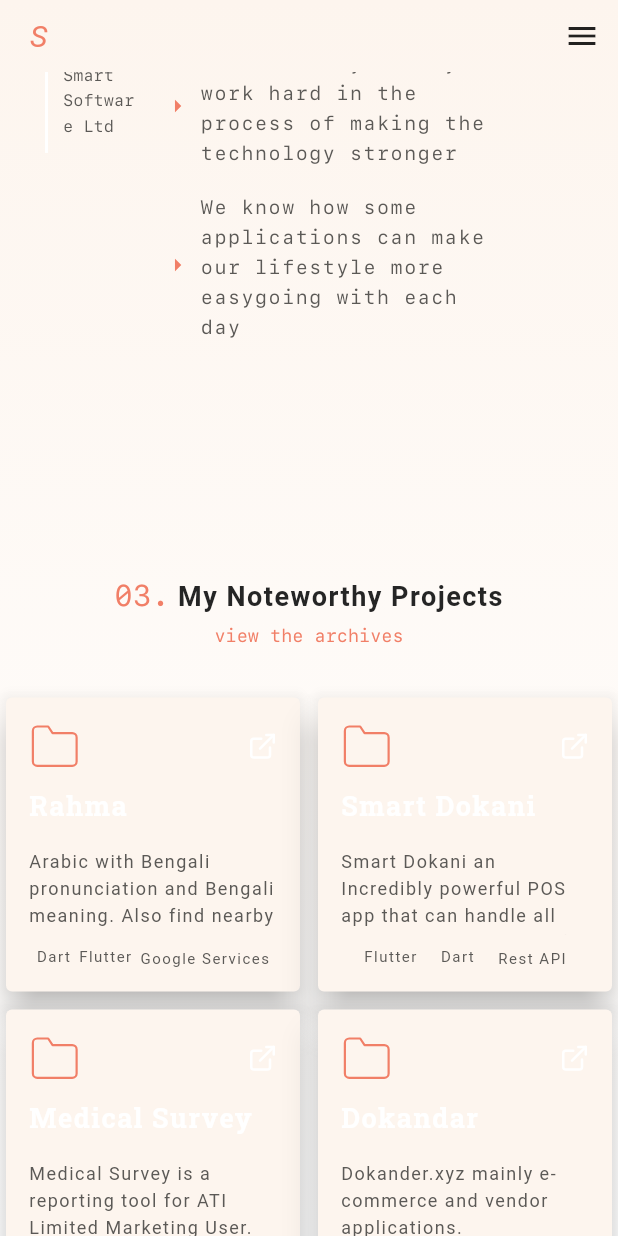
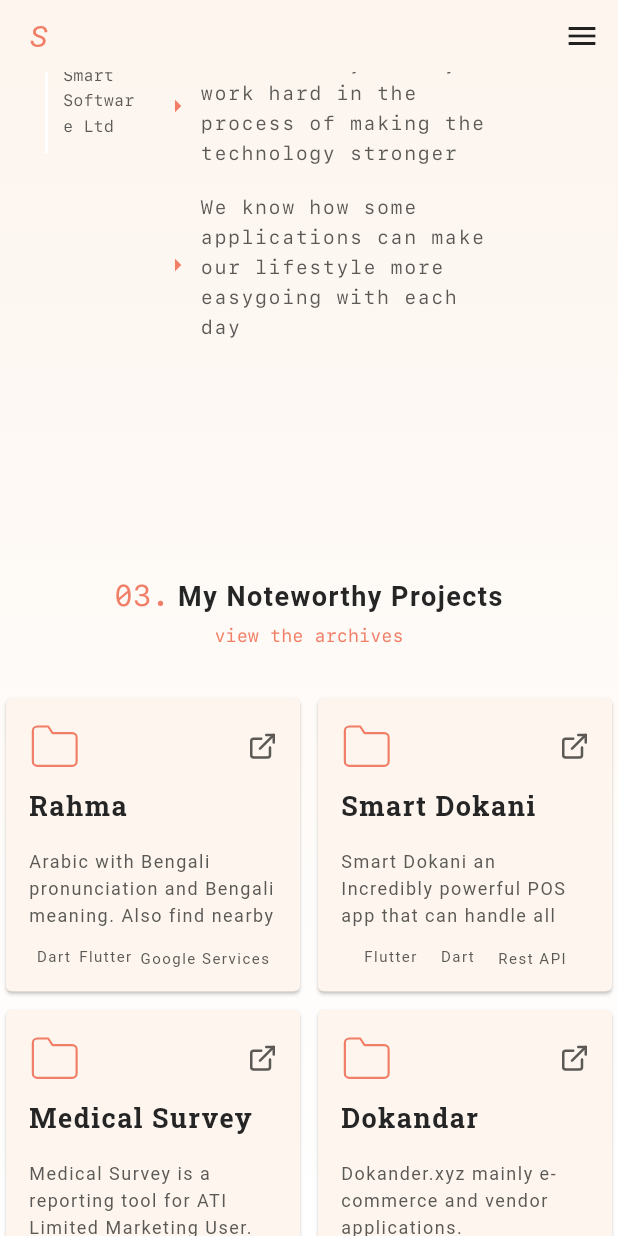
Before and after one commit to soton371/Portfolio-soton, a Flutter app: the screen it shows after launch, scrolled down 1728 dp, on a phone screen of 412 x 824 dp. Run offline on Flutter 3.47's test engine with Material 2 defaults, Android fonts, the light colour scheme and no system bars; drawn by our look-alikes of flutter_advanced_drawer, scroll_to_index; our stand-ins replace flutter_riverpod, flutter_svg, google_fonts, iconsax.

Commit message:
work mobile

```diff
--- a/lib/view/work/workMobile.dart
+++ b/lib/view/work/workMobile.dart
@@ -126,7 +126,7 @@ class _WorkWebState extends ConsumerState<WorkMobile> {
           margin: EdgeInsets.all(isHovered ? 8.0 : 0.0),
           child: Card(
             color: AppColors().cardColor,
-            elevation: 10,
+            elevation: 1,
             child: Container(
               padding: EdgeInsets.all(15.0),
               child: Column(
@@ -145,7 +145,7 @@ class _WorkWebState extends ConsumerState<WorkMobile> {
                         'assets/svg/externalLink.svg',
                         width: 20,
                         height: 20,
-                        color: isHovered ? AppColors().neonColor : Colors.white,
+                        color: isHovered ? AppColors().neonColor : AppColors().textLight,
                       ),
                     ],
                   ),
@@ -159,7 +159,7 @@ class _WorkWebState extends ConsumerState<WorkMobile> {
                           style: GoogleFonts.robotoSlab(
                               color: isHovered
                                   ? AppColors().neonColor
-                                  : Colors.white,
+                                  : AppColors().textColor,
                               letterSpacing: 1,
                               fontWeight: FontWeight.bold,
                               fontSize: 18),
```
